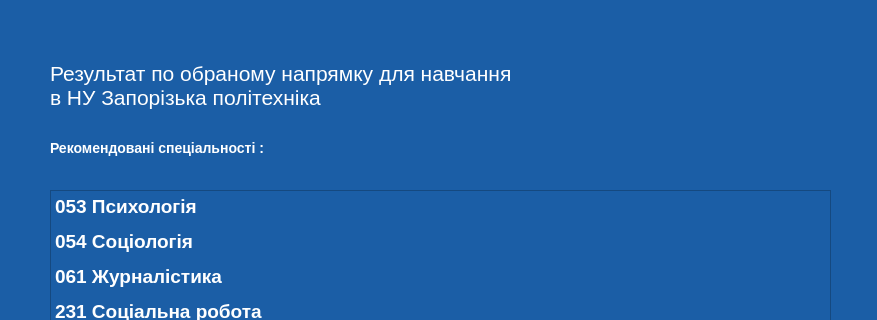
admiralbub/oop_course_2020, file specialtywindow.ui: the form before one commit; both pictures show x 0 to 877 and y 0 to 320 of the 877 by 641 pixel window.
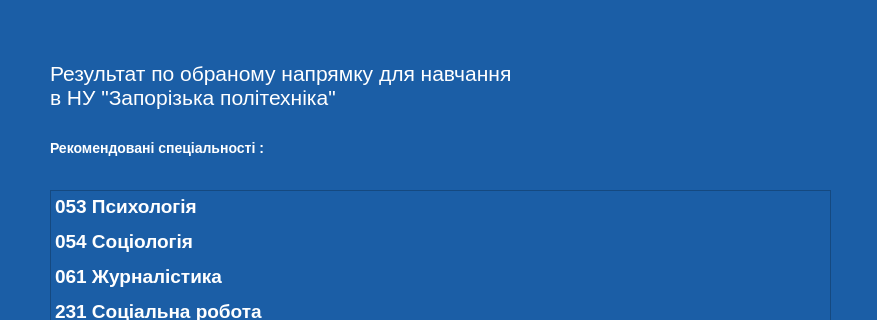
The form after the commit.

What changed in the file:
```diff
--- a/specialtywindow.ui
+++ b/specialtywindow.ui
@@ -31,7 +31,7 @@
      <string notr="true">font-size:21px;</string>
     </property>
     <property name="text">
-     <string>Результат по обраному напрямку для навчання&lt;br&gt; в НУ Запорізька політехніка</string>
+     <string>&lt;html&gt;&lt;head/&gt;&lt;body&gt;&lt;p&gt;Результат по обраному напрямку для навчання&lt;br/&gt;в НУ &amp;quot;Запорізька політехніка&amp;quot;&lt;/p&gt;&lt;/body&gt;&lt;/html&gt;</string>
     </property>
    </widget>
    <widget class="QPushButton" name="menu_button">
```
